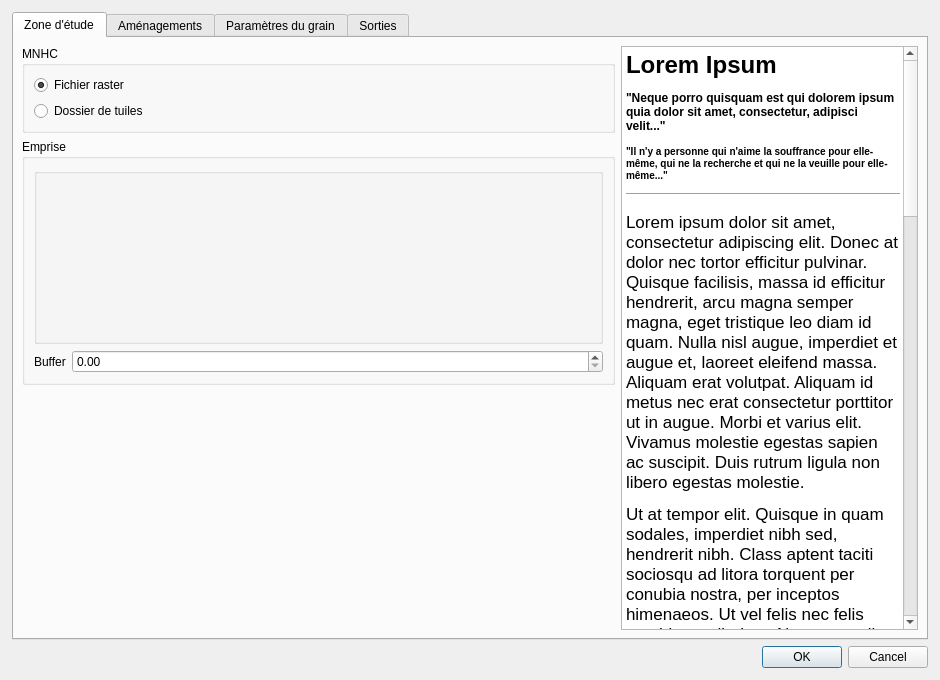
The window that dialogs/chloe_grain_dialog.ui (hboussard/chloe5_qgis) describes before a commit, drawn with Qt 5.
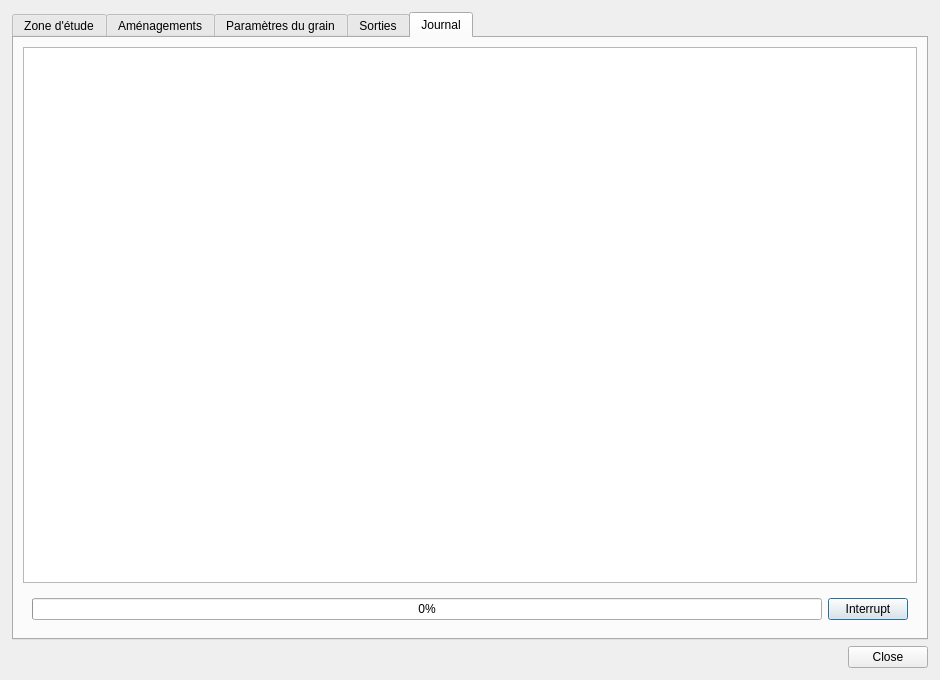
The same window after the commit. The open tabs and pages were chosen to show the change. Custom widgets are drawn as their Qt base class.

```diff
--- a/dialogs/chloe_grain_dialog.ui
+++ b/dialogs/chloe_grain_dialog.ui
@@ -889,6 +889,48 @@
        </item>
       </layout>
      </widget>
+     <widget class="QWidget" name="tab_journal">
+      <attribute name="title">
+       <string>Journal</string>
+      </attribute>
+      <layout class="QVBoxLayout" name="verticalLayout_3">
+       <item>
+        <widget class="QTextEdit" name="textEdit_journal"/>
+       </item>
+       <item>
+        <widget class="QWidget" name="widget" native="true">
+         <property name="sizePolicy">
+          <sizepolicy hsizetype="Preferred" vsizetype="Preferred">
+           <horstretch>0</horstretch>
+           <verstretch>0</verstretch>
+          </sizepolicy>
+         </property>
+         <layout class="QHBoxLayout" name="horizontalLayout_11">
+          <item>
+           <widget class="QProgressBar" name="progressBar">
+            <property name="value">
+             <number>0</number>
+            </property>
+           </widget>
+          </item>
+          <item>
+           <widget class="QPushButton" name="pushButton_interrupt">
+            <property name="enabled">
+             <bool>true</bool>
+            </property>
+            <property name="text">
+             <string>Interrupt</string>
+            </property>
+            <property name="checkable">
+             <bool>false</bool>
+            </property>
+           </widget>
+          </item>
+         </layout>
+        </widget>
+       </item>
+      </layout>
+     </widget>
     </widget>
    </item>
    <item>
@@ -897,7 +939,7 @@
       <enum>Qt::Horizontal</enum>
      </property>
      <property name="standardButtons">
-      <set>QDialogButtonBox::Cancel|QDialogButtonBox::Ok</set>
+      <set>QDialogButtonBox::Close</set>
      </property>
     </widget>
    </item>
```
Left out of the diff: 2 changed lines with no effect on the pictures.
